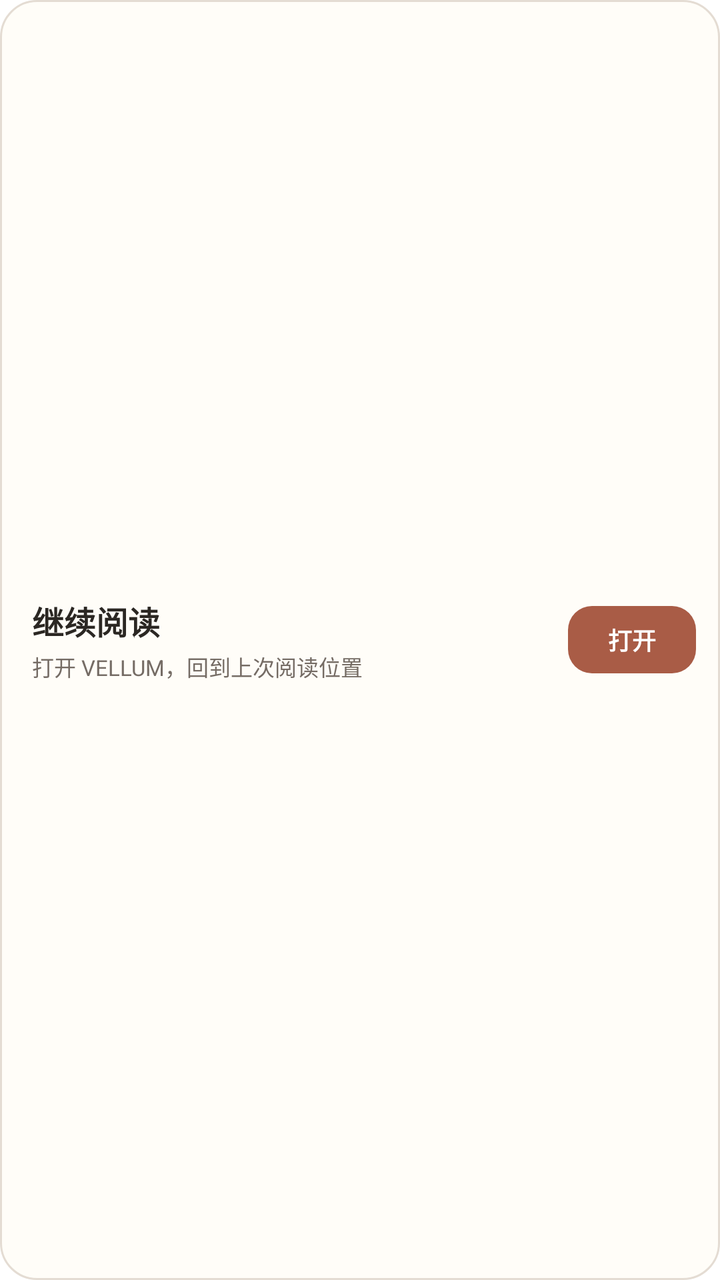
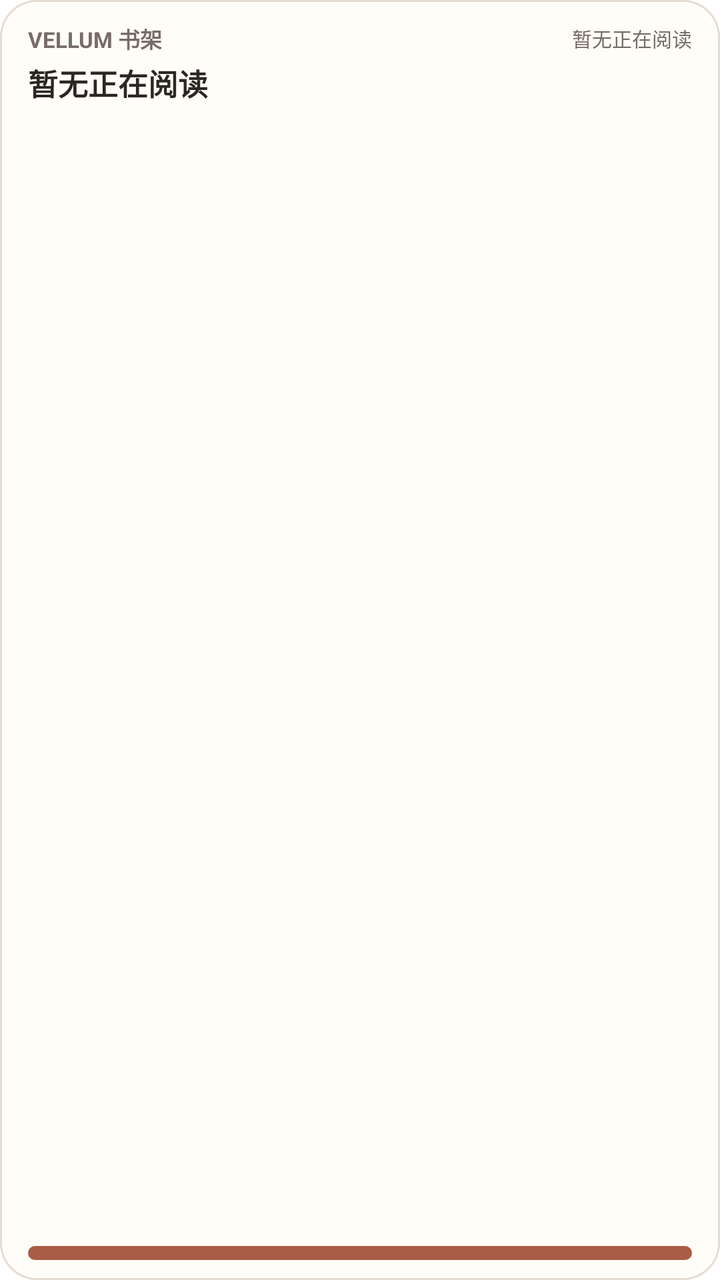

Two renders of the same Android screen: before a commit and after it. Below are the layout's source before the change and the commit's diff.
<!-- AndroidManifest.xml: fallback theme Theme.MaterialComponents.DayNight.NoActionBar -->
<!-- res/layout/widget_continue_reading.xml -->
<?xml version="1.0" encoding="utf-8"?>
<LinearLayout xmlns:android="http://schemas.android.com/apk/res/android"
    android:id="@+id/widget_root"
    android:layout_width="match_parent"
    android:layout_height="match_parent"
    android:background="@drawable/widget_card"
    android:gravity="center_vertical"
    android:orientation="horizontal"
    android:paddingStart="16dp"
    android:paddingTop="12dp"
    android:paddingEnd="12dp"
    android:paddingBottom="12dp">

    <LinearLayout
        android:layout_width="0dp"
        android:layout_height="wrap_content"
        android:layout_weight="1"
        android:orientation="vertical">

        <TextView
            android:id="@+id/widget_title"
            android:layout_width="match_parent"
            android:layout_height="wrap_content"
            android:ellipsize="end"
            android:maxLines="1"
            android:text="继续阅读"
            android:textColor="#FF2B2723"
            android:textSize="16sp"
            android:textStyle="bold" />

        <TextView
            android:id="@+id/widget_subtitle"
            android:layout_width="match_parent"
            android:layout_height="wrap_content"
            android:layout_marginTop="3dp"
            android:ellipsize="end"
            android:maxLines="1"
            android:text="打开 VELLUM，回到上次阅读位置"
            android:textColor="#FF756C65"
            android:textSize="11sp" />
    </LinearLayout>

    <TextView
        android:id="@+id/widget_open"
        android:layout_width="wrap_content"
        android:layout_height="wrap_content"
        android:background="@drawable/widget_primary"
        android:gravity="center"
        android:minWidth="64dp"
        android:paddingStart="12dp"
        android:paddingTop="8dp"
        android:paddingEnd="12dp"
        android:paddingBottom="8dp"
        android:text="打开"
        android:textColor="#FFFFFFFF"
        android:textSize="12sp"
        android:textStyle="bold" />
</LinearLayout>
<!-- resources referenced by this layout -->
<resources>
  <!-- drawable widget_card (drawable) -->
  <?xml version="1.0" encoding="utf-8"?>
  <shape xmlns:android="http://schemas.android.com/apk/res/android">
      <solid android:color="#FFFFFDF8" />
      <stroke android:width="1dp" android:color="#FFE4DCD3" />
      <corners android:radius="18dp" />
  </shape>
  <!-- drawable widget_primary (drawable) -->
  <?xml version="1.0" encoding="utf-8"?>
  <shape xmlns:android="http://schemas.android.com/apk/res/android">
      <solid android:color="#FFA95C46" />
      <corners android:radius="12dp" />
  </shape>
</resources>

<!-- the commit's change to res/layout/widget_continue_reading.xml (unified diff, before → after) -->
@@ -4,55 +4,158 @@
     android:layout_width="match_parent"
     android:layout_height="match_parent"
     android:background="@drawable/widget_card"
-    android:gravity="center_vertical"
-    android:orientation="horizontal"
-    android:paddingStart="16dp"
-    android:paddingTop="12dp"
-    android:paddingEnd="12dp"
-    android:paddingBottom="12dp">
+    android:orientation="vertical"
+    android:paddingStart="14dp"
+    android:paddingTop="11dp"
+    android:paddingEnd="14dp"
+    android:paddingBottom="10dp">
 
     <LinearLayout
-        android:layout_width="0dp"
+        android:layout_width="match_parent"
         android:layout_height="wrap_content"
-        android:layout_weight="1"
-        android:orientation="vertical">
+        android:gravity="center_vertical"
+        android:orientation="horizontal">
 
         <TextView
-            android:id="@+id/widget_title"
-            android:layout_width="match_parent"
+            android:id="@+id/widget_brand"
+            android:layout_width="0dp"
             android:layout_height="wrap_content"
-            android:ellipsize="end"
-            android:maxLines="1"
-            android:text="继续阅读"
-            android:textColor="#FF2B2723"
-            android:textSize="16sp"
+            android:layout_weight="1"
+            android:text="VELLUM 书架"
+            android:textColor="#FF756C65"
+            android:textSize="11sp"
             android:textStyle="bold" />
 
         <TextView
-            android:id="@+id/widget_subtitle"
-            android:layout_width="match_parent"
+            android:id="@+id/widget_progress_label"
+            android:layout_width="wrap_content"
             android:layout_height="wrap_content"
-            android:layout_marginTop="3dp"
-            android:ellipsize="end"
-            android:maxLines="1"
-            android:text="打开 VELLUM，回到上次阅读位置"
+            android:text="暂无正在阅读"
             android:textColor="#FF756C65"
-            android:textSize="11sp" />
+            android:textSize="10sp" />
     </LinearLayout>
 
     <TextView
-        android:id="@+id/widget_open"
-        android:layout_width="wrap_content"
+        android:id="@+id/widget_current_title"
+        android:layout_width="match_parent"
         android:layout_height="wrap_content"
-        android:background="@drawable/widget_primary"
+        android:layout_marginTop="3dp"
+        android:ellipsize="end"
+        android:maxLines="1"
+        android:text="暂无正在阅读"
+        android:textColor="#FF2B2723"
+        android:textSize="15sp"
+        android:textStyle="bold" />
+
+    <ProgressBar
+        android:id="@+id/widget_progress"
+        style="?android:attr/progressBarStyleHorizontal"
+        android:layout_width="match_parent"
+        android:layout_height="3dp"
+        android:layout_marginTop="5dp"
+        android:indeterminate="false"
+        android:max="100"
+        android:progress="0"
+        android:progressTint="#FFA95C46"
+        android:visibility="gone" />
+
+    <TextView
+        android:id="@+id/widget_empty"
+        android:layout_width="match_parent"
+        android:layout_height="0dp"
+        android:layout_weight="1"
         android:gravity="center"
-        android:minWidth="64dp"
-        android:paddingStart="12dp"
-        android:paddingTop="8dp"
-        android:paddingEnd="12dp"
-        android:paddingBottom="8dp"
-        android:text="打开"
-        android:textColor="#FFFFFFFF"
-        android:textSize="12sp"
-        android:textStyle="bold" />
+        android:text="导入书籍后，它们会出现在这里"
+        android:textColor="#FF756C65"
+        android:textSize="11sp"
+        android:visibility="gone" />
+
+    <LinearLayout
+        android:id="@+id/widget_shelf_row"
+        android:layout_width="match_parent"
+        android:layout_height="0dp"
+        android:layout_marginTop="8dp"
+        android:layout_weight="1"
+        android:baselineAligned="false"
+        android:gravity="bottom|center_horizontal"
+        android:orientation="horizontal">
+
+        <TextView
+            android:id="@+id/widget_spine_1"
+            android:layout_width="0dp"
+            android:layout_height="match_parent"
+            android:layout_marginEnd="4dp"
+            android:layout_weight="1"
+            android:ellipsize="end"
+            android:gravity="center"
+            android:maxLines="2"
+            android:minHeight="54dp"
+            android:padding="5dp"
+            android:textColor="#FFFFFFFF"
+            android:textSize="10sp"
+            android:textStyle="bold" />
+
+        <TextView
+            android:id="@+id/widget_spine_2"
+            android:layout_width="0dp"
+            android:layout_height="match_parent"
+            android:layout_marginEnd="4dp"
+            android:layout_weight="1"
+            android:ellipsize="end"
+            android:gravity="center"
+            android:maxLines="2"
+            android:minHeight="54dp"
+            android:padding="5dp"
+            android:textColor="#FFFFFFFF"
+            android:textSize="10sp" />
+
+        <TextView
+            android:id="@+id/widget_spine_3"
+            android:layout_width="0dp"
+            android:layout_height="match_parent"
+            android:layout_marginEnd="4dp"
+            android:layout_weight="1"
+            android:ellipsize="end"
+            android:gravity="center"
+            android:maxLines="2"
+            android:minHeight="54dp"
+            android:padding="5dp"
+            android:textColor="#FFFFFFFF"
+            android:textSize="10sp" />
+
+        <TextView
+            android:id="@+id/widget_spine_4"
+            android:layout_width="0dp"
+            android:layout_height="match_parent"
+            android:layout_marginEnd="4dp"
+            android:layout_weight="1"
+            android:ellipsize="end"
+            android:gravity="center"
+            android:maxLines="2"
+            android:minHeight="54dp"
+            android:padding="5dp"
+            android:textColor="#FFFFFFFF"
+            android:textSize="10sp" />
+
+        <TextView
+            android:id="@+id/widget_spine_5"
+            android:layout_width="0dp"
+            android:layout_height="match_parent"
+            android:layout_weight="1"
+            android:ellipsize="end"
+            android:gravity="center"
+            android:maxLines="2"
+            android:minHeight="54dp"
+            android:padding="5dp"
+            android:textColor="#FFFFFFFF"
+            android:textSize="10sp" />
+    </LinearLayout>
+
+    <TextView
+        android:id="@+id/widget_shelf_board"
+        android:layout_width="match_parent"
+        android:layout_height="7dp"
+        android:layout_marginTop="3dp"
+        android:importantForAccessibility="no"
+        android:background="@drawable/widget_shelf_board" />
 </LinearLayout>
<!-- resource entries referenced after the edit -->
@@ -7,11 +7,11 @@
       <stroke android:width="1dp" android:color="#FFE4DCD3" />
       <corners android:radius="18dp" />
   </shape>
-  <!-- drawable widget_primary (drawable) -->
+  <!-- drawable widget_shelf_board (drawable) -->
   <?xml version="1.0" encoding="utf-8"?>
   <shape xmlns:android="http://schemas.android.com/apk/res/android">
       <solid android:color="#FFA95C46" />
-      <corners android:radius="12dp" />
+      <corners android:radius="4dp" />
   </shape>
 </resources>
 
